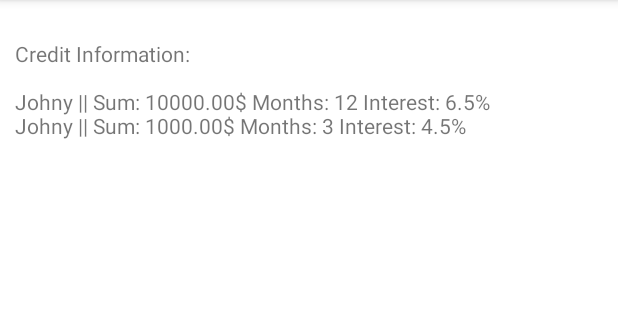
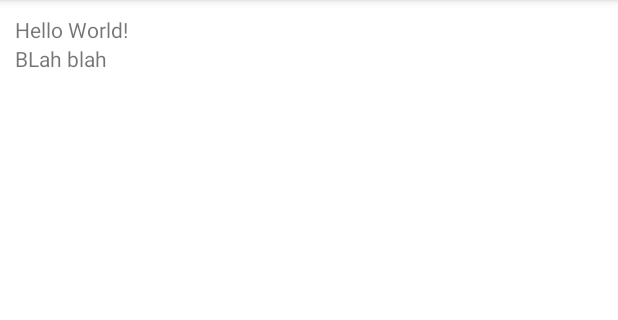
Before and after one commit to Rezerwerowiec/BankingSystem, an Android app: the screen it shows after launch (MainActivity), on a phone screen of 412 x 824 dp, the part 84-404 px from its top. Run offline under Robolectric (Android 15) with nearby library versions, the phone set to English and light mode, and no system bars.

Commit message:
v 0.0.2 Test Version ~ Saving data of users and his credits

```diff
--- a/app/src/main/java/pfhb/damian/kotlinlearning___/MainActivity.kt
+++ b/app/src/main/java/pfhb/damian/kotlinlearning___/MainActivity.kt
@@ -4,7 +4,6 @@ import android.content.Context
 import android.content.SharedPreferences
 import android.os.Bundle
 import android.widget.TextView
-import android.widget.Toast
 import androidx.appcompat.app.AppCompatActivity
 import com.google.gson.GsonBuilder
 
@@ -15,32 +14,45 @@ class MainActivity : AppCompatActivity() {
         super.onCreate(savedInstanceState)
         setContentView(R.layout.activity_main)
         ModelPreferencesManager.with(this)
+        loadData()
+
+        val user1 = manager.getUserByName("Johny") ?: return
+        manager.newCredit(user1, 10000f, 12, 6.5f)
+        manager.newCredit(user1, 1000f, 3, 4.5f)
+        creditInfo(user1)
+        userInfo(user1)
+        saveData()
+
+    }
+
+    private fun creditInfo(user : MainDataModel){
+        val creditView = findViewById<TextView>(R.id.creditInfo)
+        creditView.text = manager.getCreditInfoFromList(manager.getUserCredits(user))
+    }
+
+    private fun userInfo(user: MainDataModel){
         val resultView = findViewById<TextView>(R.id.resultView)
 
-//        loadData()
-        val user1 = manager.newUser("Johny", 1200.35F, "j0hny", 3355)
-//        val user2 =manager.newUser("Thomas", 200.30F, "Th0m@s", 3356)
-//
-//        val isSuccess = manager.makeTransaction(user1, user2, "j0hny", 500f)
-//        if(!isSuccess) Toast.makeText(baseContext, manager.getExitCode(), Toast.LENGTH_LONG).show()
-//        saveData()
-//        resultView.text = manager.getAllUsersToString()
 
-        manager.newCredit(user1, 10000f, 12, 6.5f)
-        manager.newCredit(user1, 1000f, 3, 4.5f)
+        resultView.text = user.getData()
 
-        resultView.text = manager.getCreditInfoFromList(manager.getUserCredits(user1))
     }
+
 
     private fun loadData(){
         val container = ModelPreferencesManager.get<MainDataModelContainer>("KEY_CONTAINER")
         if (container != null) {
             manager.loadDataFromContainerOfData(container)
         }
+        val creditContainer = ModelPreferencesManager.get<CreditDataContainer>("KEY_CONTAINERCREDITS")
+        if (creditContainer != null) {
+            manager.loadDataFromContainerOfCredits(creditContainer)
+        }
     }
 
     private fun saveData(){
         ModelPreferencesManager.put(manager.getContainerOfData(), "KEY_CONTAINER")
+        ModelPreferencesManager.put(manager.getContainerOfCredits(), "KEY_CONTAINERCREDITS")
     }
 }
 
--- a/app/src/main/res/layout/activity_main.xml
+++ b/app/src/main/res/layout/activity_main.xml
@@ -9,6 +9,10 @@
         android:layout_width="match_parent"
         android:layout_height="match_parent"
         android:layout_margin="10dp">
+        <LinearLayout
+            android:layout_width="match_parent"
+            android:layout_height="match_parent"
+            android:orientation="vertical">
             <TextView
                 android:layout_width="wrap_content"
                 android:layout_height="wrap_content"
@@ -18,6 +22,12 @@
                 app:layout_constraintRight_toRightOf="parent"
                 app:layout_constraintTop_toTopOf="parent"
                 android:id="@+id/resultView"/>
+            <TextView
+                android:layout_width="match_parent"
+                android:layout_height="match_parent"
+                android:text="BLah blah"
+                android:id="@+id/creditInfo"/>
+        </LinearLayout>
     </ScrollView>
 
 </androidx.constraintlayout.widget.ConstraintLayout>
```
Also changed, not shown: app/src/main/java/pfhb/damian/kotlinlearning___/MainDataModel.kt (+36 -15 lines). Lines whose indentation alone changed are shown as unchanged.
